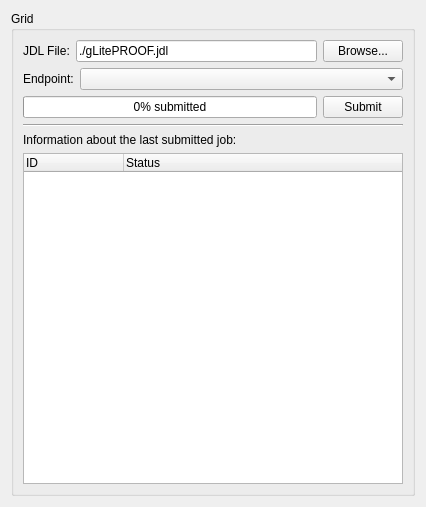
Before: the Qt Designer form PAConsole/res/wgGrid.ui in AnarManafov/PoD, drawn with Qt 5.
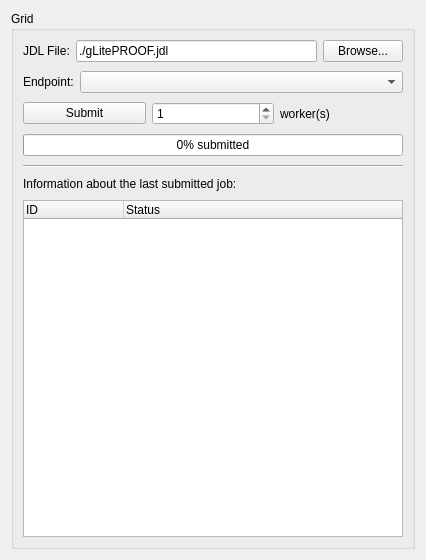
After: the same form once the commit is applied.

The edit to the form file:
```diff
--- a/PAConsole/res/wgGrid.ui
+++ b/PAConsole/res/wgGrid.ui
@@ -6,7 +6,7 @@
     <x>0</x>
     <y>0</y>
     <width>426</width>
-    <height>507</height>
+    <height>560</height>
    </rect>
   </property>
   <property name="windowTitle" >
@@ -19,6 +19,12 @@
       <string>Grid</string>
      </property>
      <layout class="QGridLayout" >
+      <property name="horizontalSpacing" >
+       <number>9</number>
+      </property>
+      <property name="verticalSpacing" >
+       <number>9</number>
+      </property>
       <item row="0" column="0" >
        <layout class="QHBoxLayout" >
         <property name="spacing" >
@@ -91,19 +97,6 @@
         <property name="spacing" >
          <number>6</number>
         </property>
-        <item>
-         <widget class="QProgressBar" name="progressSubmittedJobs" >
-          <property name="value" >
-           <number>0</number>
-          </property>
-          <property name="orientation" >
-           <enum>Qt::Horizontal</enum>
-          </property>
-          <property name="format" >
-           <string>%p% submitted</string>
-          </property>
-         </widget>
-        </item>
         <item>
          <widget class="QPushButton" name="btnSubmitClient" >
           <property name="text" >
@@ -114,23 +107,56 @@
           </property>
          </widget>
         </item>
+        <item>
+         <widget class="QSpinBox" name="spinNumWorkers" >
+          <property name="alignment" >
+           <set>Qt::AlignLeading|Qt::AlignLeft|Qt::AlignVCenter</set>
+          </property>
+          <property name="specialValueText" >
+           <string/>
+          </property>
+          <property name="minimum" >
+           <number>1</number>
+          </property>
+         </widget>
+        </item>
+        <item>
+         <widget class="QLabel" name="label_4" >
+          <property name="text" >
+           <string>worker(s)</string>
+          </property>
+         </widget>
+        </item>
        </layout>
       </item>
       <item row="3" column="0" >
-       <widget class="Line" name="line" >
+       <widget class="QProgressBar" name="progressSubmittedJobs" >
+        <property name="value" >
+         <number>0</number>
+        </property>
         <property name="orientation" >
          <enum>Qt::Horizontal</enum>
         </property>
+        <property name="format" >
+         <string>%p% submitted</string>
+        </property>
        </widget>
       </item>
       <item row="4" column="0" >
+       <widget class="Line" name="line" >
+        <property name="orientation" >
+         <enum>Qt::Horizontal</enum>
+        </property>
+       </widget>
+      </item>
+      <item row="5" column="0" >
        <widget class="QLabel" name="label" >
         <property name="text" >
          <string>Information about the last submitted job:</string>
         </property>
        </widget>
       </item>
-      <item row="5" column="0" >
+      <item row="6" column="0" >
        <widget class="QTreeWidget" name="treeJobs" >
         <property name="alternatingRowColors" >
          <bool>false</bool>
```
